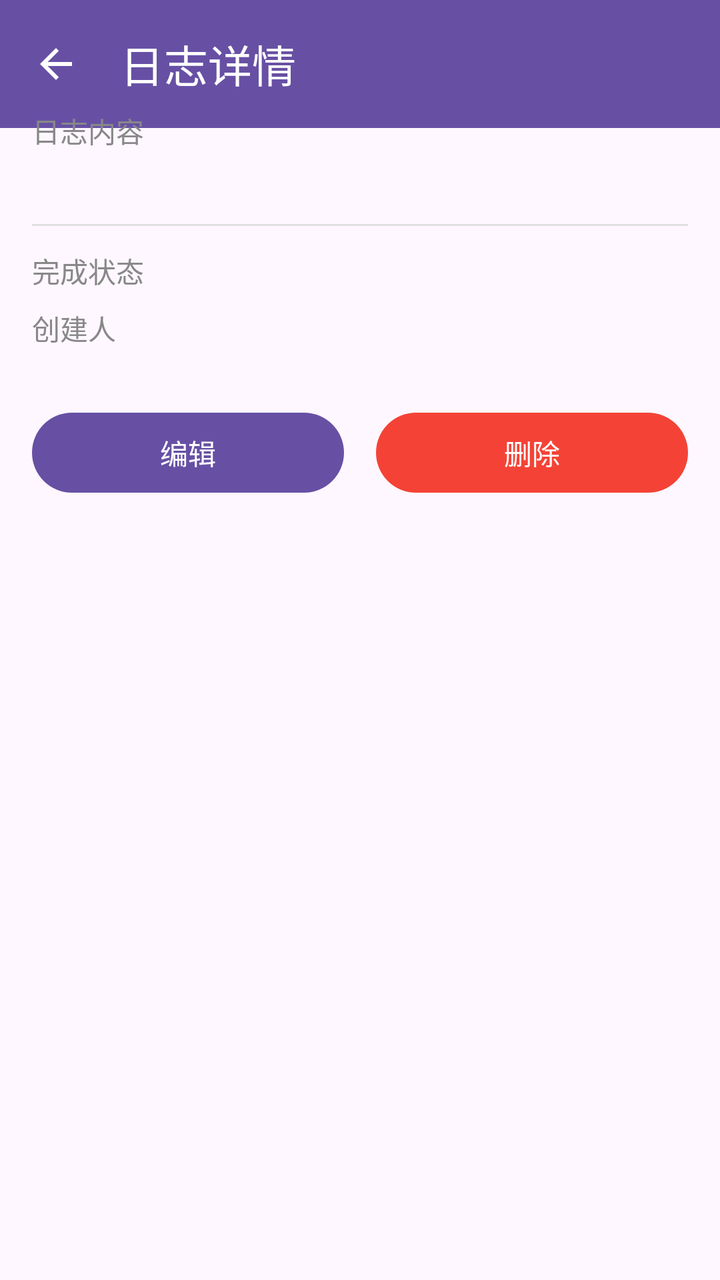
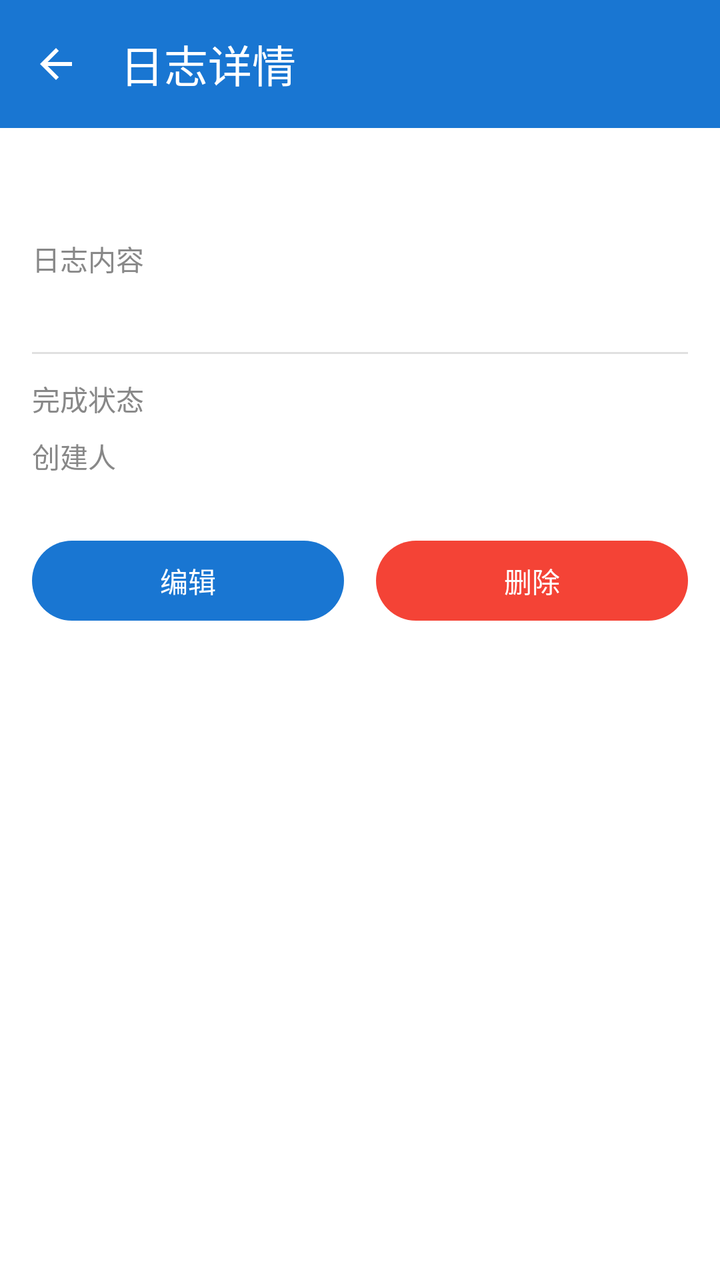

The first picture is an Android layout as it rendered before a commit; the second is the same layout after the commit. The layout source and the unified diff follow.
<!-- AndroidManifest.xml: application theme Theme.Project_Pandora -->
<!-- res/layout/activity_log_detail.xml -->
<?xml version="1.0" encoding="utf-8"?>
<layout xmlns:android="http://schemas.android.com/apk/res/android"
    xmlns:app="http://schemas.android.com/apk/res-auto">

    <data>

    </data>

    <androidx.coordinatorlayout.widget.CoordinatorLayout
        android:layout_width="match_parent"
        android:layout_height="match_parent"
        android:fitsSystemWindows="true">

        <com.google.android.material.appbar.MaterialToolbar
            android:id="@+id/toolbar"
            android:layout_width="match_parent"
            android:layout_height="wrap_content"
            android:background="?attr/colorPrimary"
            app:title="日志详情"
            app:titleTextColor="@android:color/white"
            app:navigationIcon="@drawable/ic_back" />

        <ScrollView
            android:layout_width="match_parent"
            android:layout_height="match_parent"
            android:fillViewport="true"
            app:layout_behavior="@string/appbar_scrolling_view_behavior">

            <LinearLayout
                android:layout_width="match_parent"
                android:layout_height="wrap_content"
                android:orientation="vertical"
                android:padding="16dp">

                <ProgressBar
                    android:id="@+id/progressBar"
                    android:layout_width="wrap_content"
                    android:layout_height="wrap_content"
                    android:layout_gravity="center"
                    android:visibility="gone" />

                <TextView
                    android:id="@+id/textWorkItem"
                    android:layout_width="match_parent"
                    android:layout_height="wrap_content"
                    android:textSize="20sp"
                    android:textStyle="bold"
                    android:textColor="#333333"
                    android:layout_marginBottom="12dp" />

                <TextView
                    android:layout_width="wrap_content"
                    android:layout_height="wrap_content"
                    android:text="日志内容"
                    android:textSize="14sp"
                    android:textColor="#888888"
                    android:layout_marginBottom="4dp" />

                <TextView
                    android:id="@+id/textWorkContent"
                    android:layout_width="match_parent"
                    android:layout_height="wrap_content"
                    android:textSize="15sp"
                    android:textColor="#333333"
                    android:lineSpacingExtra="4dp"
                    android:layout_marginBottom="12dp" />

                <View
                    android:layout_width="match_parent"
                    android:layout_height="1dp"
                    android:background="#E0E0E0"
                    android:layout_marginBottom="12dp" />

                <LinearLayout
                    android:layout_width="match_parent"
                    android:layout_height="wrap_content"
                    android:orientation="horizontal"
                    android:layout_marginBottom="8dp">

                    <TextView
                        android:layout_width="100dp"
                        android:layout_height="wrap_content"

                        android:text="完成状态"
                        android:textSize="14sp"
                        android:textColor="#888888" />

                    <TextView
                        android:id="@+id/textStatus"
                        android:layout_width="0dp"
                        android:layout_height="wrap_content"
                        android:layout_weight="1"
                        android:textSize="14sp"
                        android:textColor="#333333" />
                </LinearLayout>

                <LinearLayout
                    android:layout_width="match_parent"
                    android:layout_height="wrap_content"
                    android:orientation="horizontal"
                    android:layout_marginBottom="8dp">

                    <TextView
                        android:layout_width="100dp"
                        android:layout_height="wrap_content"

                        android:text="创建人"
                        android:textSize="14sp"
                        android:textColor="#888888" />

                    <TextView
                        android:id="@+id/textUsername"
                        android:layout_width="0dp"
                        android:layout_height="wrap_content"
                        android:layout_weight="1"
                        android:textSize="14sp"
                        android:textColor="#333333" />
                </LinearLayout>



                <LinearLayout
                    android:layout_width="match_parent"
                    android:layout_height="wrap_content"
                    android:orientation="horizontal"
                    android:layout_marginTop="20dp"
                    android:gravity="center">

                    <com.google.android.material.button.MaterialButton
                        android:id="@+id/btnEdit"
                        android:layout_width="0dp"
                        android:layout_height="wrap_content"
                        android:layout_weight="1"
                        android:layout_marginEnd="8dp"
                        android:text="编辑" />

                    <com.google.android.material.button.MaterialButton
                        android:id="@+id/btnDelete"
                        android:layout_width="0dp"
                        android:layout_height="wrap_content"
                        android:layout_weight="1"
                        android:layout_marginStart="8dp"
                        android:text="删除"
                        app:backgroundTint="#F44336" />

                </LinearLayout>

            </LinearLayout>
        </ScrollView>
    </androidx.coordinatorlayout.widget.CoordinatorLayout>
</layout>
<!-- resources referenced by this layout -->
<resources>
  <!-- drawable ic_back (drawable) -->
  <vector xmlns:android="http://schemas.android.com/apk/res/android"
      android:width="24dp"
      android:height="24dp"
      android:viewportWidth="24"
      android:viewportHeight="24"
      android:tint="?attr/colorOnPrimary">
      <path
          android:fillColor="@android:color/white"
          android:pathData="M20,11H7.83l5.59,-5.59L12,4l-8,8 8,8 1.41,-1.41L7.83,13H20v-2z" />
  </vector>
  <style name="Theme.Project_Pandora" parent="Base.Theme.Project_Pandora" />
  <style name="Base.Theme.Project_Pandora" parent="Theme.Material3.DayNight.NoActionBar">
          
          
      </style>
</resources>

<!-- the commit's change to res/layout/activity_log_detail.xml (unified diff, before → after) -->
@@ -11,14 +11,22 @@
         android:layout_height="match_parent"
         android:fitsSystemWindows="true">
 
-        <com.google.android.material.appbar.MaterialToolbar
-            android:id="@+id/toolbar"
+        
+        <com.google.android.material.appbar.AppBarLayout
             android:layout_width="match_parent"
             android:layout_height="wrap_content"
-            android:background="?attr/colorPrimary"
-            app:title="日志详情"
-            app:titleTextColor="@android:color/white"
-            app:navigationIcon="@drawable/ic_back" />
+            android:theme="?attr/actionBarTheme">
+
+            <com.google.android.material.appbar.MaterialToolbar
+                android:id="@+id/toolbar"
+                android:layout_width="match_parent"
+                android:layout_height="wrap_content"
+                android:background="?attr/colorPrimary"
+                app:title="日志详情"
+                app:titleTextColor="@android:color/white"
+                app:navigationIcon="@drawable/ic_back" />
+
+        </com.google.android.material.appbar.AppBarLayout>
 
         <ScrollView
             android:layout_width="match_parent"
@@ -45,7 +53,7 @@
                     android:layout_height="wrap_content"
                     android:textSize="20sp"
                     android:textStyle="bold"
-                    android:textColor="#333333"
+                    android:textColor="@color/color_text_primary"
                     android:layout_marginBottom="12dp" />
 
                 <TextView
@@ -53,7 +61,7 @@
                     android:layout_height="wrap_content"
                     android:text="日志内容"
                     android:textSize="14sp"
-                    android:textColor="#888888"
+                    android:textColor="@color/color_text_secondary"
                     android:layout_marginBottom="4dp" />
 
                 <TextView
@@ -61,7 +69,7 @@
                     android:layout_width="match_parent"
                     android:layout_height="wrap_content"
                     android:textSize="15sp"
-                    android:textColor="#333333"
+                    android:textColor="@color/color_text_primary"
                     android:lineSpacingExtra="4dp"
                     android:layout_marginBottom="12dp" />
 
@@ -83,7 +91,7 @@
 
                         android:text="完成状态"
                         android:textSize="14sp"
-                        android:textColor="#888888" />
+                        android:textColor="@color/color_text_secondary" />
 
                     <TextView
                         android:id="@+id/textStatus"
@@ -91,7 +99,7 @@
                         android:layout_height="wrap_content"
                         android:layout_weight="1"
                         android:textSize="14sp"
-                        android:textColor="#333333" />
+                        android:textColor="@color/color_text_primary" />
                 </LinearLayout>
 
                 <LinearLayout
@@ -106,7 +114,7 @@
 
                         android:text="创建人"
                         android:textSize="14sp"
-                        android:textColor="#888888" />
+                        android:textColor="@color/color_text_secondary" />
 
                     <TextView
                         android:id="@+id/textUsername"
@@ -114,7 +122,7 @@
                         android:layout_height="wrap_content"
                         android:layout_weight="1"
                         android:textSize="14sp"
-                        android:textColor="#333333" />
+                        android:textColor="@color/color_text_primary" />
                 </LinearLayout>
 
 
<!-- resource entries referenced after the edit -->
@@ -1,5 +1,7 @@
 <!-- resources referenced by this layout -->
 <resources>
+  <color name="color_text_primary">#FF333333</color>
+  <color name="color_text_secondary">#FF888888</color>
   <!-- drawable ic_back (drawable) -->
   <vector xmlns:android="http://schemas.android.com/apk/res/android"
       android:width="24dp"
@@ -14,7 +16,17 @@
   <style name="Theme.Project_Pandora" parent="Base.Theme.Project_Pandora" />
   <style name="Base.Theme.Project_Pandora" parent="Theme.Material3.DayNight.NoActionBar">
           
-          
+          <item name="colorPrimary">@color/color_calendar_today</item>
+          <item name="colorOnPrimary">@color/white</item>
+          <item name="colorSurface">@color/color_bg_page</item>
+          <item name="colorOnSurface">@color/color_text_primary</item>
+          <item name="colorOnSurfaceVariant">@color/color_text_secondary</item>
+          <item name="android:colorBackground">@color/color_bg_page</item>
+          <item name="android:textColorPrimary">@color/color_text_primary</item>
+          <item name="android:textColorSecondary">@color/color_text_secondary</item>
       </style>
+  <color name="color_calendar_today">#FF1976D2</color>
+  <color name="white">#FFFFFFFF</color>
+  <color name="color_bg_page">#FFFFFFFF</color>
 </resources>
 
